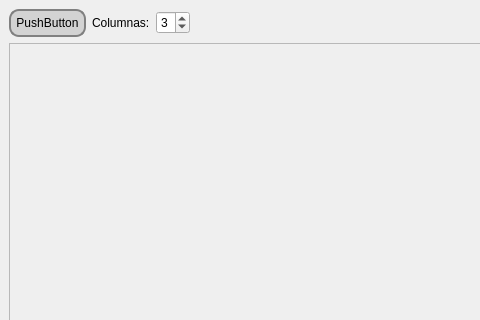
Old version of the form ui/cita.ui in the repository Damapa03/Veterinaria; both pictures show x 0 to 480 and y 0 to 320 of the 800 by 600 pixel window.
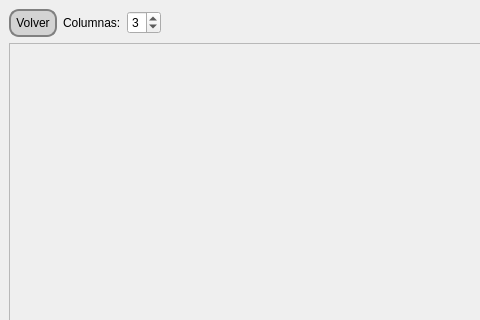
New version of the form. Icons and pictures are not drawn.

What changed in the file:
```diff
--- a/ui/cita.ui
+++ b/ui/cita.ui
@@ -43,7 +43,7 @@
 }</string>
         </property>
         <property name="text">
-         <string>PushButton</string>
+         <string>Volver</string>
         </property>
        </widget>
       </item>
```
Left out of the diff: 2 changed lines with no effect on the pictures.
